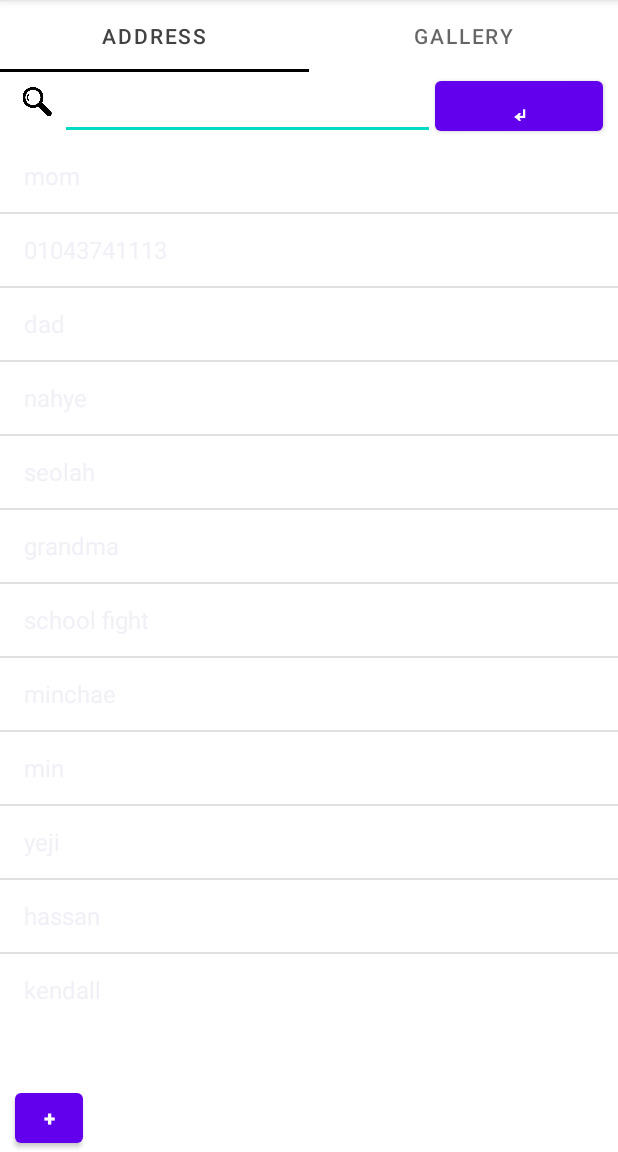
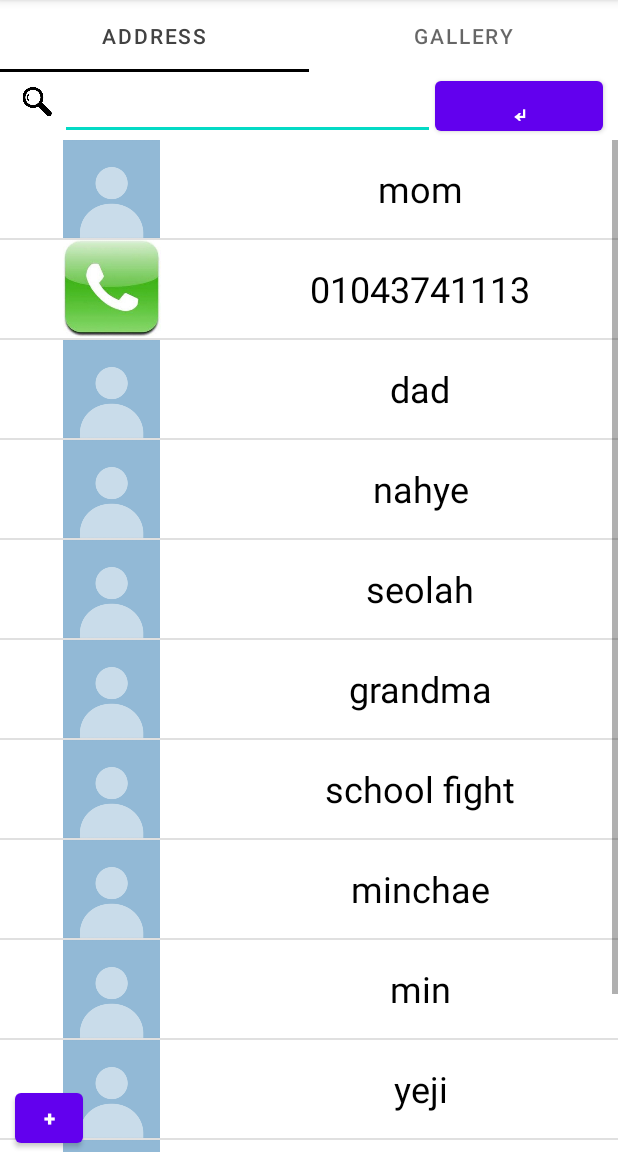
Before and after one commit to mad-camp-2020-winter/1st-week, an Android app: the screen it shows after launch (MainActivity), after a tap on "mom", on a phone screen of 412 x 824 dp, the part 84-1236 px from its top. Run offline under Robolectric (Android 15) with nearby library versions, the phone set to English and light mode, and no system bars; 1 statement that could not run was skipped.

Commit message:
전화번호부 - 버그 모두 개선, search 기능 구현 전

```diff
--- a/MyApplication2/app/src/main/java/com/example/myapplication/Fragment1.java
+++ b/MyApplication2/app/src/main/java/com/example/myapplication/Fragment1.java
@@ -55,8 +55,13 @@ public class Fragment1 extends Fragment {
     private String mParam2;
     private int len;
     private String search_text;
-    private ArrayAdapter<String> adapter;
-    private ArrayList<String> final_list;
+    //private ArrayAdapter<String> adapter;
+    //private ArrayList<String> final_list;
+
+    ListViewAdapter adapter;
+
+
+    //private ArrayList<ListViewItem> listViewItemList = new ArrayList<ListViewItem>() ;
 
 
     //json 파일을 스트링으로 읽어오기
@@ -152,8 +157,8 @@ public class Fragment1 extends Fragment {
     }
 
     public int find_index(String text){
-                for (int i = 0 ; i<final_list.size() ;i++){
-                    if (text == final_list.get(i)){
+                for (int i = 0 ; i<adapter.getCount() ;i++){
+                    if (text == adapter.getObjString(i)){
                         return i;
                     }
                 }
@@ -168,44 +173,48 @@ public class Fragment1 extends Fragment {
         // Inflate the layout for this fragment
         View view = inflater.inflate(R.layout.fragment_1, null);
 
+        adapter = new ListViewAdapter() ;
 
         //final_list 초기화
-        final_list = new ArrayList<String>();
 
+        //final_list = new ArrayList<String>();
+
+        ListView listview = (ListView) view.findViewById(R.id.listview1);
+        listview.setAdapter(adapter);
 
         doJSONParser();
 
 
-        for (int i =0; i<len; i++){
-            final_list.add(NAME[i]);
+        for (int i =0; i<len; i++) {
+            adapter.addItemLast(ContextCompat.getDrawable(getActivity(), R.drawable.human), NAME[i]);
         }
 
-        adapter = new ArrayAdapter<String>(getActivity().getApplicationContext(),android.R.layout.simple_list_item_1,final_list);
-        ListView listview = (ListView) view.findViewById(R.id.listview1);
-
-        listview.setAdapter(adapter);
 
         listview.setOnItemClickListener(new AdapterView.OnItemClickListener() {
             @Override
             public void onItemClick(AdapterView<?> parent, View view, int position, long id) {
-                String strText = (String) parent.getItemAtPosition(position);
 
-                String titleStr = strText ;
+                ListViewItem item = (ListViewItem) parent.getItemAtPosition(position) ;
+
+                String titleStr = item.getTitle() ;
+                Drawable iconDrawable = item.getIcon() ;
 
                 // TODO : use titleStr data.
                 int index = findNum(titleStr); //index는 name에 해당하는 번호 찾는거
                 int index2 = find_index(titleStr); //index2는 final_list에서 어디에 위치하는지 찾는거
 
-                if (index >= 0 && (index2+1) == final_list.size() ){
-                    final_list.add(PHONE[index]);
+
+
+                if (index >= 0 && (index2+1) == adapter.getCount() ){
+                    adapter.addItemLast(ContextCompat.getDrawable(getActivity(), R.drawable.phone),PHONE[index]);
                     adapter.notifyDataSetChanged();
                 }
-                else if (index>=0 && findNum(final_list.get(index2+1))>=0) { //아래에 숫자를 나오게 해야할 때
-                    final_list.add(index2+1,PHONE[index]);
+                else if (index>=0 && findNum(adapter.getObjString(index2+1))>=0) { //아래에 숫자를 나오게 해야할 때
+                    adapter.addItemIndex(index2+1,ContextCompat.getDrawable(getActivity(), R.drawable.phone),PHONE[index]);
                     adapter.notifyDataSetChanged();
                 }
-                else if(index>=0 && findNum(final_list.get(index2+1))<0){ //아래에 번호 나와있는데 이름 또 눌렀을 때
-                    final_list.remove(index2+1);
+                else if(index>=0 && findNum(adapter.getObjString(index2+1))<0){ //아래에 번호 나와있는데 이름 또 눌렀을 때
+                    adapter.removeItem(index2+1);
                     adapter.notifyDataSetChanged();
                 }
                 else if (index < 0){ //숫자를 눌렀을 때
@@ -228,6 +237,8 @@ public class Fragment1 extends Fragment {
                     }
                 }
             }
+
+
         });
 
         //+ add address 구현하기
--- a/MyApplication2/app/src/main/java/com/example/myapplication/ListViewAdapter.java
+++ b/MyApplication2/app/src/main/java/com/example/myapplication/ListViewAdapter.java
@@ -68,7 +68,16 @@ public class ListViewAdapter extends BaseAdapter {
 
     // 아이템 데이터 추가를 위한 함수. 개발자가 원하는대로 작성 가능.
 
-    public void addItem(Drawable icon, String title) {
+    public void addItemIndex(int index, Drawable icon, String title) {
+        ListViewItem item = new ListViewItem();
+
+        item.setIcon(icon);
+        item.setTitle(title);
+
+        listViewItemList.add(index, item);
+    }
+
+    public void addItemLast(Drawable icon, String title) {
         ListViewItem item = new ListViewItem();
 
         item.setIcon(icon);
@@ -77,5 +86,21 @@ public class ListViewAdapter extends BaseAdapter {
         listViewItemList.add(item);
     }
 
+    public void removeItem(int index) {
+        ListViewItem item = new ListViewItem();
+
+        listViewItemList.remove(index);
+    }
+
+    public String getObjString(int index) {
+        ListViewItem item = new ListViewItem();
+
+        return listViewItemList.get(index).getTitle();
+    }
+
+
+
+
+
 
 }
```
